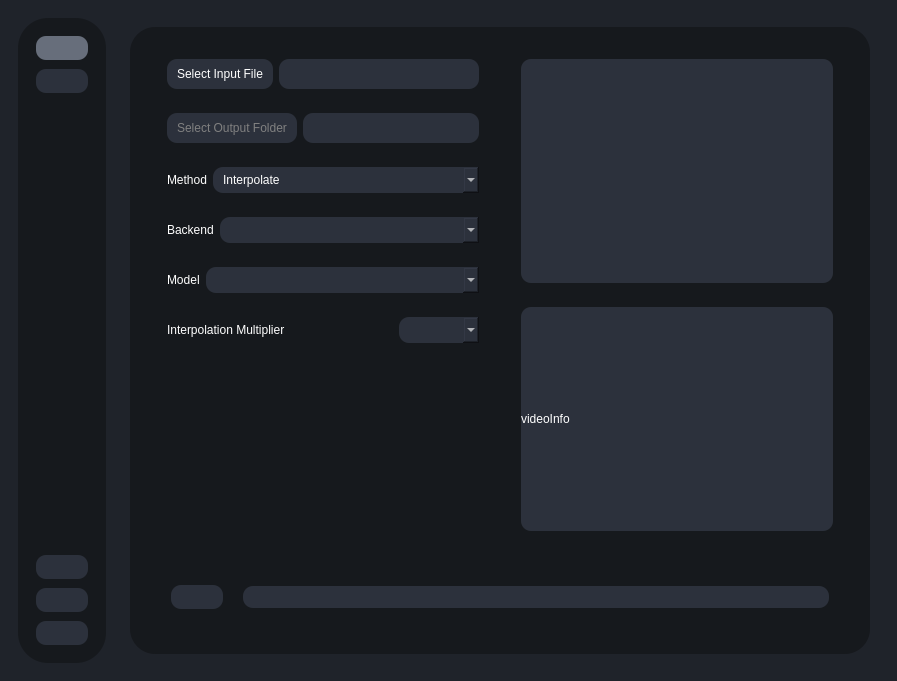
Above: testRVEInterface.ui from TNTwise/REAL-Video-Enhancer before the change. Below: the same form after it.
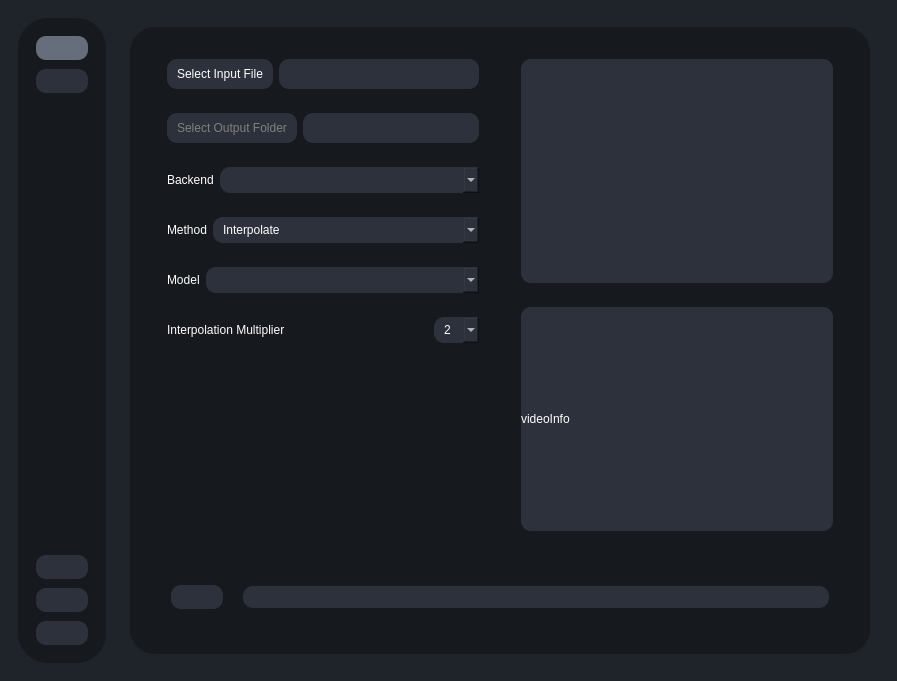
That is the form after the change. The open tabs and pages were chosen to show the change. Icons and pictures are not drawn.

Diff of the .ui file:
```diff
--- a/testRVEInterface.ui
+++ b/testRVEInterface.ui
@@ -332,6 +332,35 @@
                    </layout>
                   </widget>
                  </item>
+                 <item>
+                  <widget class="QWidget" name="widget_3" native="true">
+                   <layout class="QHBoxLayout" name="horizontalLayout_11">
+                    <item>
+                     <widget class="QLabel" name="label_12">
+                      <property name="text">
+                       <string>Backend</string>
+                      </property>
+                     </widget>
+                    </item>
+                    <item>
+                     <widget class="QComboBox" name="backendComboBox">
+                      <property name="sizePolicy">
+                       <sizepolicy hsizetype="Expanding" vsizetype="Fixed">
+                        <horstretch>0</horstretch>
+                        <verstretch>0</verstretch>
+                       </sizepolicy>
+                      </property>
+                      <property name="minimumSize">
+                       <size>
+                        <width>0</width>
+                        <height>0</height>
+                       </size>
+                      </property>
+                     </widget>
+                    </item>
+                   </layout>
+                  </widget>
+                 </item>
                  <item>
                   <widget class="QWidget" name="widget" native="true">
                    <layout class="QHBoxLayout" name="horizontalLayout">
@@ -371,35 +400,6 @@
                    </layout>
                   </widget>
                  </item>
-                 <item>
-                  <widget class="QWidget" name="widget_3" native="true">
-                   <layout class="QHBoxLayout" name="horizontalLayout_11">
-                    <item alignment="Qt::AlignmentFlag::AlignLeft">
-                     <widget class="QLabel" name="label_12">
-                      <property name="text">
-                       <string>Backend</string>
-                      </property>
-                     </widget>
-                    </item>
-                    <item>
-                     <widget class="QComboBox" name="backendComboBox">
-                      <property name="sizePolicy">
-                       <sizepolicy hsizetype="Expanding" vsizetype="Fixed">
-                        <horstretch>0</horstretch>
-                        <verstretch>0</verstretch>
-                       </sizepolicy>
-                      </property>
-                      <property name="minimumSize">
-                       <size>
-                        <width>0</width>
-                        <height>0</height>
-                       </size>
-                      </property>
-                     </widget>
-                    </item>
-                   </layout>
-                  </widget>
-                 </item>
                  <item>
                   <widget class="QWidget" name="widget_5" native="true">
                    <layout class="QHBoxLayout" name="horizontalLayout_13">
@@ -430,7 +430,10 @@
                   </widget>
                  </item>
                  <item>
-                  <widget class="QWidget" name="widget_2" native="true">
+                  <widget class="QWidget" name="interpolationContainer" native="true">
+                   <property name="enabled">
+                    <bool>true</bool>
+                   </property>
                    <layout class="QHBoxLayout" name="horizontalLayout_7">
                     <item alignment="Qt::AlignmentFlag::AlignLeft">
                      <widget class="QLabel" name="label_11">
@@ -453,6 +456,41 @@
                         <height>0</height>
                        </size>
                       </property>
+                      <item>
+                       <property name="text">
+                        <string>2</string>
+                       </property>
+                      </item>
+                      <item>
+                       <property name="text">
+                        <string>3</string>
+                       </property>
+                      </item>
+                      <item>
+                       <property name="text">
+                        <string>4</string>
+                       </property>
+                      </item>
+                      <item>
+                       <property name="text">
+                        <string>5</string>
+                       </property>
+                      </item>
+                      <item>
+                       <property name="text">
+                        <string>6</string>
+                       </property>
+                      </item>
+                      <item>
+                       <property name="text">
+                        <string>7</string>
+                       </property>
+                      </item>
+                      <item>
+                       <property name="text">
+                        <string>8</string>
+                       </property>
+                      </item>
                      </widget>
                     </item>
                    </layout>
```
